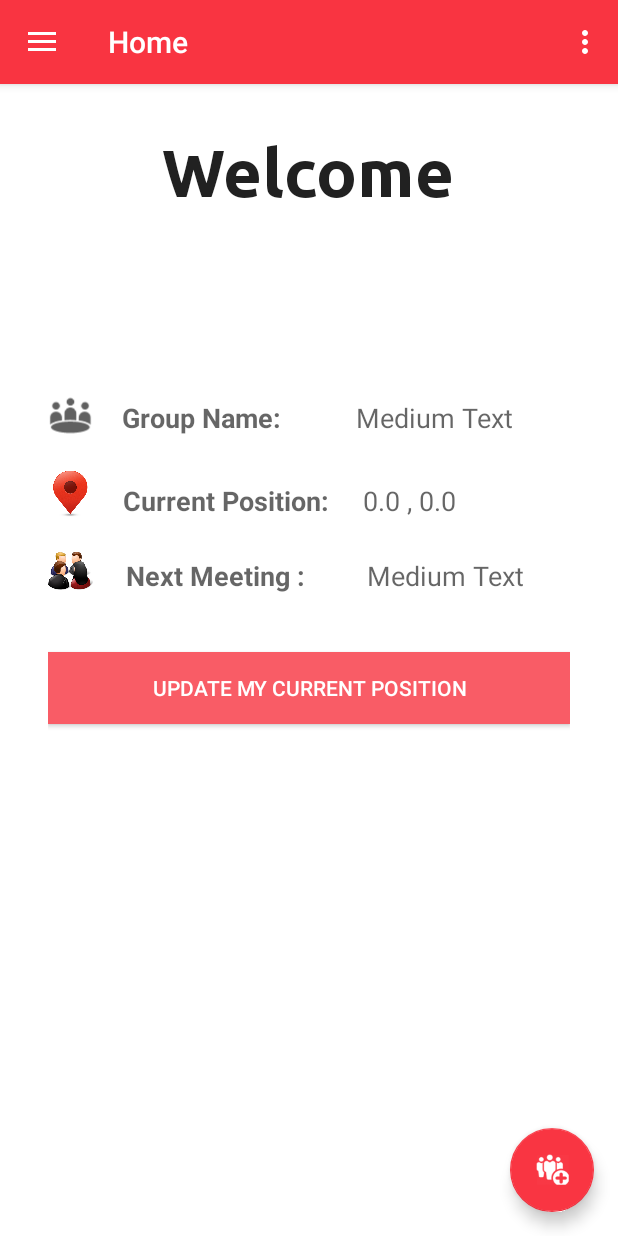
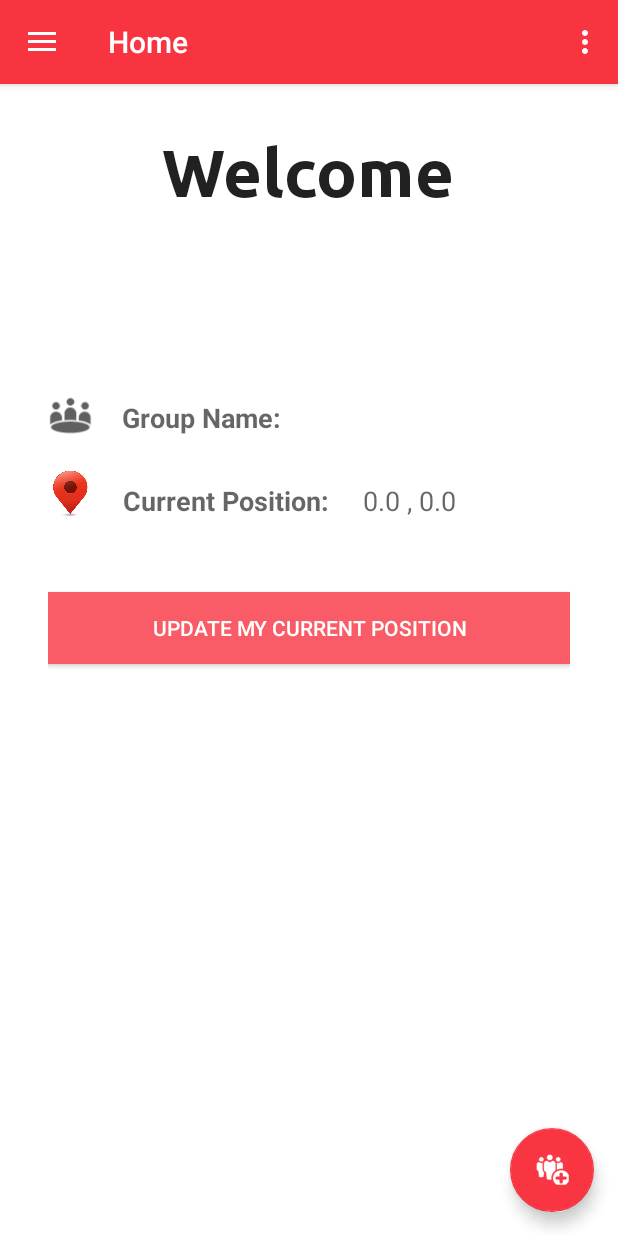
Before and after one commit to maxamillion32/meetBuddies, an Android app: the HomeFragment screen opened directly, with no data from a screen before it, on a phone screen of 412 x 824 dp. Run offline under Robolectric (Android 15) with nearby library versions, the phone set to English and light mode, and no system bars.

Commit message:
Displaying Group Name and fixing bugs

```diff
--- a/app/src/main/java/com/mk/meetbuddies/LoginActivity.java
+++ b/app/src/main/java/com/mk/meetbuddies/LoginActivity.java
@@ -369,10 +369,11 @@ public class LoginActivity extends AppCompatActivity implements LoaderCallbacks<
                     String pref4 = user.getString("pref4");
                     String pref5 = user.getString("pref5");
                     String group = user.getString("group");
+                    Boolean hisGroupOrg=user.getBoolean("hisGroupOrganizer");
                     SessionManager session = new SessionManager(LoginActivity.this);
-                    session.createLoginSession(idStr, name, prename, photoUrl, adress, currentLocation, phone, group, pref1, pref2, pref3, pref4, pref5);
+                    session.createLoginSession(idStr, name, prename, photoUrl, adress, currentLocation, phone, group, pref1, pref2, pref3, pref4, pref5,hisGroupOrg);
                     DataBaseConnector db = new DataBaseConnector(LoginActivity.this);
-                    db.insertUser(id, name, prename, mEmail, mPassword, photoUrl, adress, currentLocation, phone, group, pref1, pref2, pref3, pref4, pref5);
+                    db.insertUser(id, name, prename, mEmail, mPassword, photoUrl, adress, currentLocation, phone, group, pref1, pref2, pref3, pref4, pref5,hisGroupOrg);
                     return "success";
 
                 } else {
--- a/app/src/main/java/com/mk/meetbuddies/fragments/HomeFragment.java
+++ b/app/src/main/java/com/mk/meetbuddies/fragments/HomeFragment.java
@@ -21,7 +21,7 @@ import com.mk.utils.SessionManager;
 public class HomeFragment extends Fragment implements View.OnClickListener {
 
     MyGpsLocationListener gps;
-    private TextView user, group, position,next, welcome;
+    private TextView user, groupLabel, position,next, welcome;
     private Typeface font,welcomeFont;
     private Button updateLocation;
     public HomeFragment() {
@@ -36,9 +36,9 @@ public class HomeFragment extends Fragment implements View.OnClickListener {
 
         View view = inflater.inflate(R.layout.fragment_home, container, false);
         user = (TextView)view.findViewById(R.id.user_name);
-        group=(TextView)view.findViewById(R.id.group_name);
+        groupLabel=(TextView)view.findViewById(R.id.groupName);
         position =(TextView)view.findViewById(R.id.position);
-        next=(TextView)view.findViewById(R.id.nextMeeting);
+        //next=(TextView)view.findViewById(R.id.nextMeeting);
         welcome=(TextView)view.findViewById(R.id.wlc);
         font = Typeface.createFromAsset(getActivity().getAssets(), "bariol.ttf");
         welcomeFont= Typeface.createFromAsset(getActivity().getAssets(), "ubuntu.ttf");
@@ -55,7 +55,7 @@ public class HomeFragment extends Fragment implements View.OnClickListener {
         user.setText(session.getName() + " " + session.getPrename());
         user.setTypeface(font);
         welcome.setTypeface(welcomeFont);
-        //  group.setText(session.getGroup());
+        groupLabel.setText(session.getGroup());
         double latitude=0;
         double longitude=0;
         if(gps.canGetLocation()) {
--- a/app/src/main/java/com/mk/utils/DataBaseConnector.java
+++ b/app/src/main/java/com/mk/utils/DataBaseConnector.java
@@ -28,7 +28,7 @@ public class DataBaseConnector {
         db.close();
     }
 
-    public void insertUser(int id, String name, String prename, String login, String password, String photoUrl, String adress, String currentLocation, String phone, String group, String pref1, String pref2, String pref3, String pref4, String pref5) {
+    public void insertUser(int id, String name, String prename, String login, String password, String photoUrl, String adress, String currentLocation, String phone, String group, String pref1, String pref2, String pref3, String pref4, String pref5, Boolean isGroupOrg) {
         ContentValues cv = new ContentValues();
         cv.put("_id", id);
         cv.put("name", name);
--- a/app/src/main/java/com/mk/utils/SessionManager.java
+++ b/app/src/main/java/com/mk/utils/SessionManager.java
@@ -22,6 +22,7 @@ public class SessionManager {
     public static final String KEY_PREF4 = "pref4";
     public static final String KEY_PREF5 = "pref5";
     public static final String KEY_ORGANIZER = "organizer";
+    public static final String KEY_IS_GROUP_OR = "hisGroupOrganizer";
 
     public SessionManager(Context cont) {
         Context = cont;
@@ -29,7 +30,7 @@ public class SessionManager {
         editor = Pref.edit();
     }
 
-    public void createLoginSession(String id, String name, String prename, String photoUrl, String adress, String currentLocation, String phone, String group, String pref1, String pref2, String pref3, String pref4, String pref5) {
+    public void createLoginSession(String id, String name, String prename, String photoUrl, String adress, String currentLocation, String phone, String group, String pref1, String pref2, String pref3, String pref4, String pref5, Boolean hisGroupOrg) {
         editor.putString(KEY_NAME, name);
         editor.putString(KEY_PRENAME, prename);
         editor.putString(KEY_PHOTOURL, photoUrl);
@@ -42,6 +43,7 @@ public class SessionManager {
         editor.putString(KEY_PREF4, pref4);
         editor.putString(KEY_PREF5, pref5);
         editor.putString(KEY_PREF1, currentLocation);
+        editor.putBoolean(KEY_IS_GROUP_OR,hisGroupOrg);
         editor.commit();
     }
 
@@ -107,6 +109,10 @@ public class SessionManager {
         return Pref.getString(KEY_PREF5, "");
     }
 
+    public Boolean gethisGroupOrg() {
+        return Pref.getBoolean(KEY_IS_GROUP_OR, false);
+    }
+
     public Boolean getOrganizer() {
         return Boolean.parseBoolean(Pref.getString(KEY_ORGANIZER, "false"));
     }
--- a/app/src/main/res/layout/fragment_home.xml
+++ b/app/src/main/res/layout/fragment_home.xml
@@ -111,41 +111,6 @@
             android:layout_marginTop="12dp" />
     </LinearLayout>
 
-    <LinearLayout
-        android:orientation="horizontal"
-        android:layout_width="wrap_content"
-        android:layout_height="wrap_content"
-        android:layout_below="@+id/linearLayout"
-        android:layout_alignParentStart="true"
-        android:id="@+id/linearLayout2"
-        android:layout_alignEnd="@+id/linearLayout">
-
-        <ImageView
-            android:layout_width="30dp"
-            android:layout_height="40dp"
-            android:id="@+id/imageView5"
-            android:src="@drawable/group_meeting" />
-
-        <TextView
-            android:layout_width="wrap_content"
-            android:layout_height="wrap_content"
-            android:textAppearance="?android:attr/textAppearanceMedium"
-            android:text="Next Meeting :"
-            android:id="@+id/textView5"
-            android:layout_marginTop="12dp"
-            android:layout_marginLeft="22dp"
-            android:textStyle="bold" />
-
-        <TextView
-            android:layout_width="wrap_content"
-            android:layout_height="wrap_content"
-            android:textAppearance="?android:attr/textAppearanceMedium"
-            android:text="Medium Text"
-            android:id="@+id/nextMeeting"
-            android:layout_marginLeft="41dp"
-            android:layout_marginTop="12dp" />
-    </LinearLayout>
-
     <Button
         android:layout_width="fill_parent"
         android:layout_height="wrap_content"
@@ -154,6 +119,6 @@
         android:textColor="#FFFFFF"
         android:background="@drawable/signin_button"
         android:layout_marginTop="35dp"
-        android:layout_below="@+id/linearLayout2"
-        android:layout_centerHorizontal="true" />
+        android:layout_centerHorizontal="true"
+        android:layout_below="@+id/linearLayout" />
 </RelativeLayout>
```
